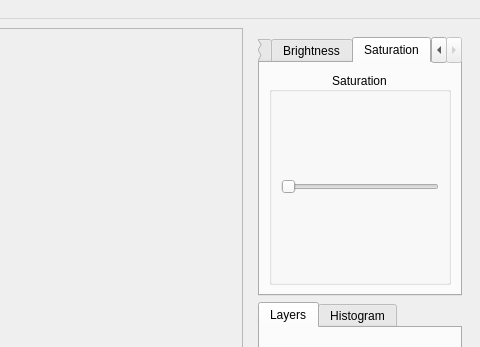
Old version of the form mainwindow.ui in the repository Guc10/lab_qt_2; both pictures show x 320 to 800 and y 0 to 347 of the 800 by 600 pixel window.
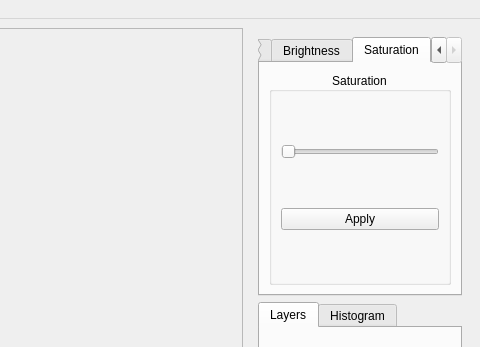
New version of the form. The open tabs and pages were chosen to show the change. Icons and pictures are not drawn.

What changed in the file:
```diff
--- a/mainwindow.ui
+++ b/mainwindow.ui
@@ -234,7 +234,7 @@
              <property name="alignment">
               <set>Qt::AlignmentFlag::AlignCenter</set>
              </property>
-             <layout class="QHBoxLayout" name="horizontalLayout_12">
+             <layout class="QVBoxLayout" name="verticalLayout_6">
               <item>
                <widget class="QSlider" name="horizontalSlider_3">
                 <property name="orientation">
@@ -242,6 +242,13 @@
                 </property>
                </widget>
               </item>
+              <item>
+               <widget class="QPushButton" name="saturation_btn">
+                <property name="text">
+                 <string>Apply</string>
+                </property>
+               </widget>
+              </item>
              </layout>
             </widget>
            </item>
```
Left out of the diff: 34 changed lines with no effect on the pictures.
